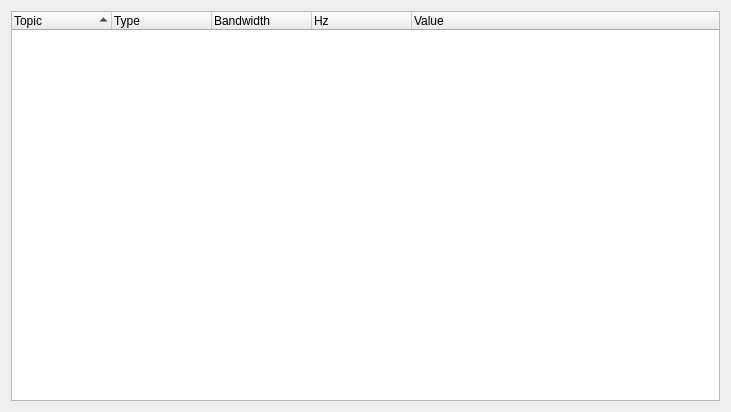
First picture: the form in resource/ActionLauncher.ui, repository blaine141/rqt_action_launcher, before the edit.
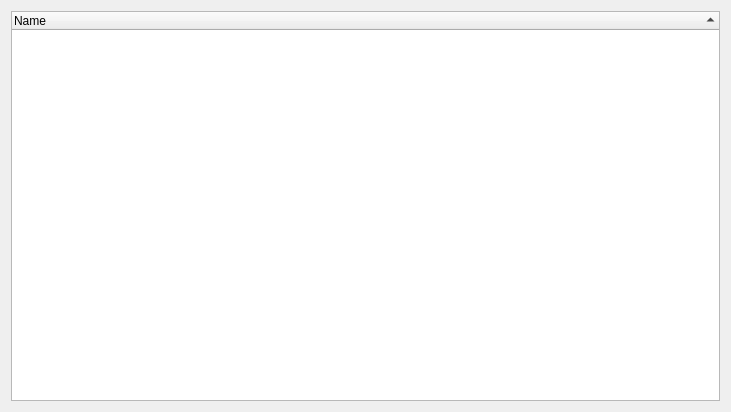
Second picture: the form after the edit.

Commit message: Added action finding

What changed in the file:
```diff
--- a/resource/ActionLauncher.ui
+++ b/resource/ActionLauncher.ui
@@ -33,27 +33,7 @@
       </property>
      <column>
       <property name="text">
-       <string>Topic</string>
-      </property>
-     </column>
-     <column>
-      <property name="text">
-       <string>Type</string>
-      </property>
-     </column>
-     <column>
-      <property name="text">
-       <string>Bandwidth</string>
-      </property>
-     </column>
-     <column>
-      <property name="text">
-       <string>Hz</string>
-      </property>
-     </column>
-     <column>
-      <property name="text">
-       <string>Value</string>
+       <string>Name</string>
       </property>
      </column>
     </widget>
```
Left out of the diff: 2 changed lines with no effect on the pictures. The commit also changes 1 other file.
